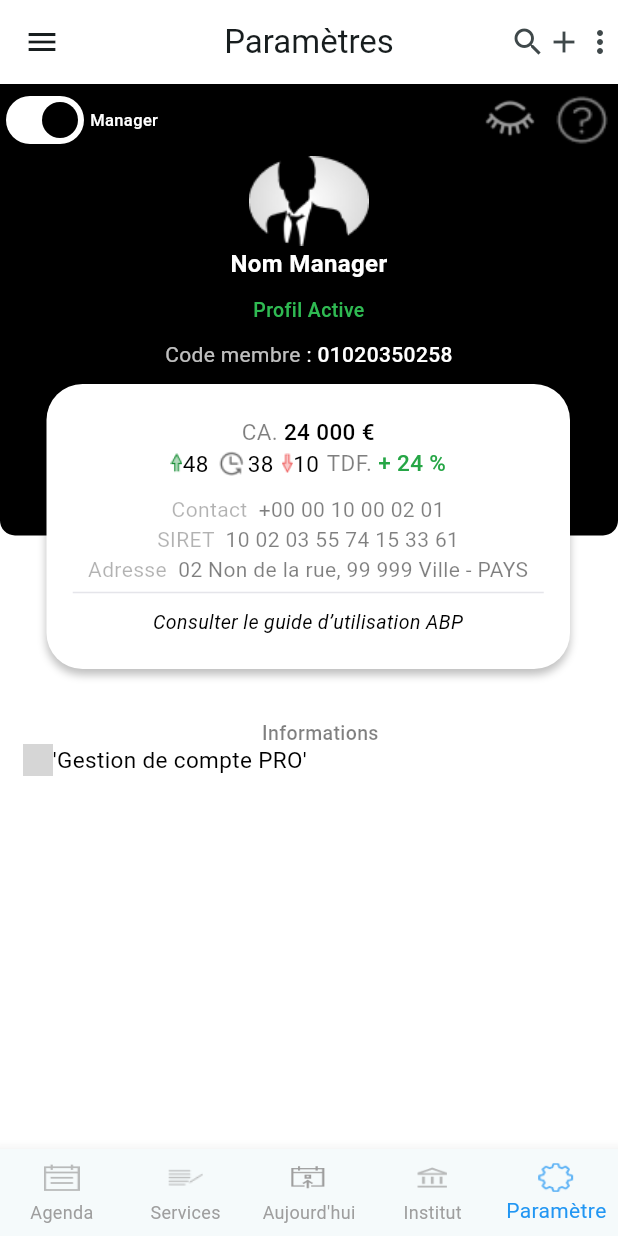
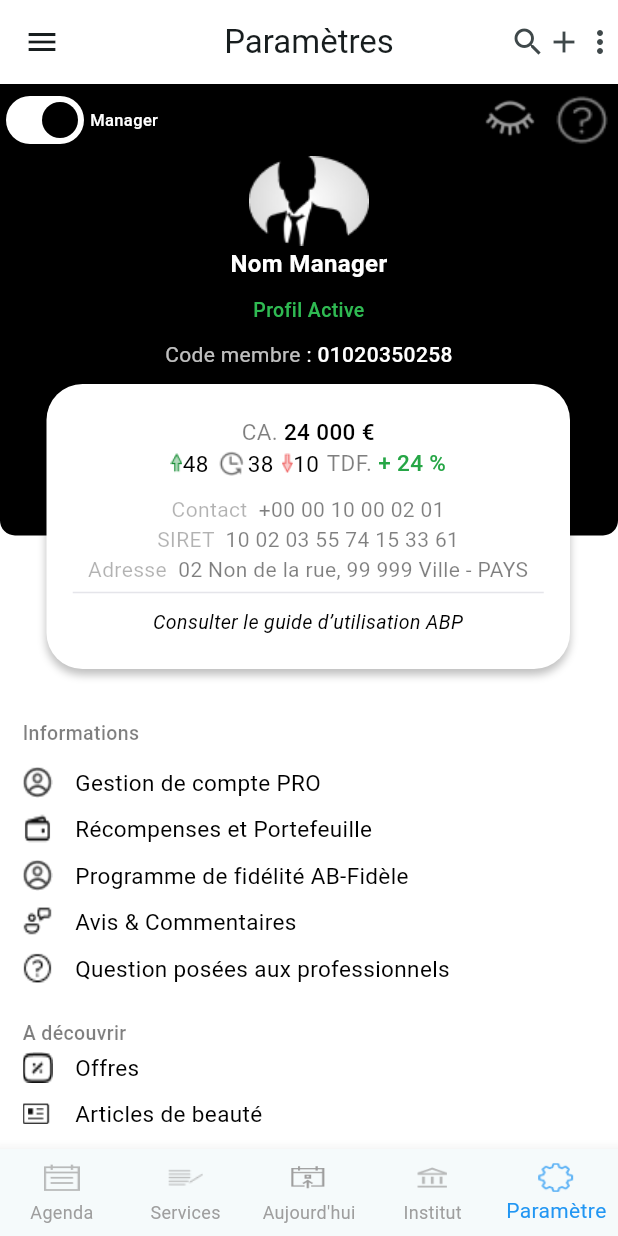
Before and after one commit to foudroyant/abp-v2, a Flutter app: the screen it shows after launch, item 5 of the bottom bar chosen, on a phone screen of 412 x 824 dp. Run offline on Flutter 3.47's test engine with Material 3 defaults, Android fonts, the phone set to English and light mode, and no system bars; grey boxes are pictures that could not be loaded.

Commit message:
update du 17 novembre 2024

```diff
--- a/lib/screens/parametres.dart
+++ b/lib/screens/parametres.dart
@@ -14,7 +14,8 @@ class _ParametresState extends State<Parametres> {
   @override
   Widget build(BuildContext context) {
     double _screenWidth = MediaQuery.of(context).size.width;
-    return Column(
+    return SingleChildScrollView(
+      child: Column(
         crossAxisAlignment : CrossAxisAlignment.start,
         children: [
           Container(
@@ -314,6 +315,7 @@ class _ParametresState extends State<Parametres> {
           Padding(
             padding: const EdgeInsets.only(left : 15),
             child: Column(
+                crossAxisAlignment : CrossAxisAlignment.start,
               children : [
                 Text(
                   'Informations',
@@ -325,11 +327,65 @@ class _ParametresState extends State<Parametres> {
                     height: 0,
                   ),
                 ),
-              _item_menu("","'Gestion de compte PRO'")
+                SizedBox(height : 10),
+                _item_menu("gg_profile.png","Gestion de compte PRO"),
+                _item_menu("iconoir_wallet.png","Récompenses et Portefeuille"),
+                _item_menu("gg_profile.png","Programme de fidélité AB-Fidèle"),
+                _item_menu("fluent_person-feedback-16-regular.png","Avis & Commentaires"),
+                _item_menu("clarity_help-line.png","Question posées aux professionnels"),
+
+                SizedBox(height : 20),
+                Text(
+                  'A découvrir',
+                  style: TextStyle(
+                    color: Colors.black.withOpacity(0.5),
+                    fontSize: 13,
+                    fontFamily: 'Roboto',
+                    fontWeight: FontWeight.w500,
+                    height: 0,
+                  ),
+                ),
+                _item_menu("offre.png","Offres"),
+                _item_menu("material-symbols-light_newsmode-outline.png","Articles de beauté"),
+                _item_menu("material-symbols-light_newsmode-outline.png","Centre des ressources"),
+                _item_menu("pajamas_abuse.png","Signale un abus"),
+                _item_menu("wpf_faq.png","FAQ"),
+
+                SizedBox(height : 20),
+                Text(
+                  'Paramètres et documents juridiques',
+                  style: TextStyle(
+                    color: Colors.black.withOpacity(0.5),
+                    fontSize: 13,
+                    fontFamily: 'Roboto',
+                    fontWeight: FontWeight.w500,
+                    height: 0,
+                  ),
+                ),
+                _item_menu("uil_setting.png","Paramètres"),
+                _item_menu("octicon_law-24.png","Notice légale"),
+                _item_menu("fluent_content-view-gallery-lightning-28-regular.png","Règles relatives aux contenus"),
+
+                SizedBox(height : 20),
+                Text(
+                  'Partenaires',
+                  style: TextStyle(
+                    color: Colors.black.withOpacity(0.5),
+                    fontSize: 13,
+                    fontFamily: 'Roboto',
+                    fontWeight: FontWeight.w500,
+                    height: 0,
+                  ),
+                ),
+                _item_menu("ic_outline-add-home.png","Inscrire mon institut"),
+                _item_menu("arcticons_folder-idea.png","Fournir les conseils & contenus"),
+                _item_menu("uil_setting.png","Paramètres"),
+                _item_menu("Group (1).png","Me déconnecter", true),
               ]
             ),
           )
         ],
+      ),
     );
   }
 
@@ -346,8 +402,10 @@ class _ParametresState extends State<Parametres> {
     );
   }
 
-  Widget _item_menu(String src_image, String texte){
-    return Row(
+  Widget _item_menu(String src_image, String texte, [bool red=false]){
+    return Padding(
+      padding: const EdgeInsets.only(top : 5, bottom : 5),
+      child: Row(
         children : [
           Container(
             width: 20,
@@ -366,16 +424,18 @@ class _ParametresState extends State<Parametres> {
               ),
             ),
           ),
+          SizedBox(width : 15),
           Text(
             texte,
             style: TextStyle(
-            color: Colors.black,
+              color: red? Color(0xBFA51818) : Colors.black,
               fontSize: 15,
               fontFamily: 'Roboto',
               fontWeight: FontWeight.w400,
             ),
           ),
         ]
+      ),
     );
   }
 
```
Also changed, not shown: lib/models/genre_type.dart (added, +19 -0 lines), lib/models/membre_equipe.dart (added, +19 -0 lines), lib/models/nouvelle_prestation.dart (added, +47 -0 lines), lib/models/option_extra.dart (added, +33 -0 lines), lib/models/utils.dart (added, +12 -0 lines), assets/images/Group (1).png (added), assets/images/arcticons_folder-idea.png (added), assets/images/clarity_help-line.png (added), assets/images/fluent_content-view-gallery-lightning-28-regular.png (added), assets/images/fluent_person-feedback-16-regular.png (added), assets/images/gg_profile.png (added), assets/images/ic_outline-add-home.png (added), assets/images/iconoir_wallet.png (added), assets/images/material-symbols-light_newsmode-outline.png (added), 5 more files. Lines whose indentation alone changed are shown as unchanged.
